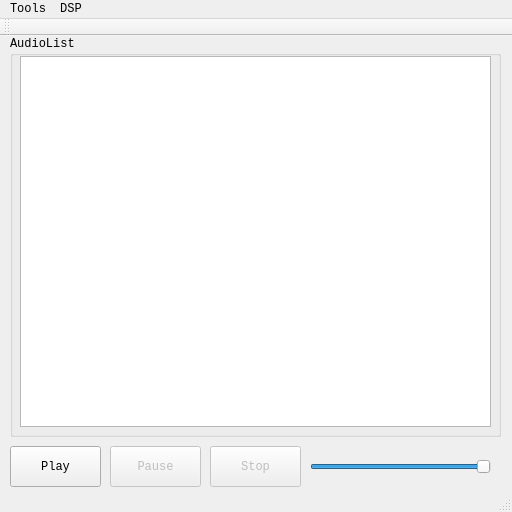
Above: ASQt/ASQt.ui from YuheiKashima/Audio before the change. Below: the same form after it.
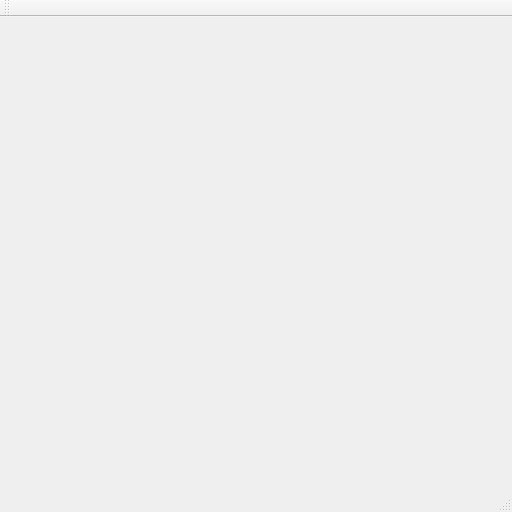
That is the form after the change.

```diff
--- a/ASQt/ASQt.ui
+++ b/ASQt/ASQt.ui
@@ -33,97 +33,15 @@
   <property name="windowTitle">
    <string>ASQt</string>
   </property>
-  <widget class="QWidget" name="m_CentralWidget">
-   <widget class="QGroupBox" name="m_GroupBox">
-    <property name="geometry">
-     <rect>
-      <x>10</x>
-      <y>0</y>
-      <width>491</width>
-      <height>401</height>
-     </rect>
-    </property>
-    <property name="title">
-     <string>AudioList</string>
-    </property>
-    <widget class="QListWidget" name="m_AudioList">
-     <property name="geometry">
-      <rect>
-       <x>10</x>
-       <y>20</y>
-       <width>471</width>
-       <height>371</height>
-      </rect>
-     </property>
-     <property name="acceptDrops">
-      <bool>false</bool>
-     </property>
-    </widget>
-   </widget>
-   <widget class="QPushButton" name="m_PlayButton">
-    <property name="geometry">
-     <rect>
-      <x>10</x>
-      <y>410</y>
-      <width>91</width>
-      <height>41</height>
-     </rect>
-    </property>
-    <property name="text">
-     <string>Play</string>
-    </property>
-   </widget>
-   <widget class="QPushButton" name="m_StopButton">
-    <property name="enabled">
-     <bool>false</bool>
-    </property>
-    <property name="geometry">
-     <rect>
-      <x>210</x>
-      <y>410</y>
-      <width>91</width>
-      <height>41</height>
-     </rect>
-    </property>
-    <property name="text">
-     <string>Stop</string>
-    </property>
-   </widget>
-   <widget class="QSlider" name="m_VolSlider">
-    <property name="geometry">
-     <rect>
-      <x>310</x>
-      <y>420</y>
-      <width>181</width>
-      <height>22</height>
-     </rect>
-    </property>
-    <property name="maximum">
-     <number>100</number>
-    </property>
-    <property name="value">
-     <number>100</number>
-    </property>
-    <property name="orientation">
-     <enum>Qt::Horizontal</enum>
-    </property>
-   </widget>
-   <widget class="QPushButton" name="m_PauseButton">
-    <property name="enabled">
-     <bool>false</bool>
-    </property>
-    <property name="geometry">
-     <rect>
-      <x>110</x>
-      <y>410</y>
-      <width>91</width>
-      <height>41</height>
-     </rect>
-    </property>
-    <property name="text">
-     <string>Pause</string>
-    </property>
-   </widget>
+  <widget class="QWidget" name="m_CentralWidget"/>
+  <widget class="QStatusBar" name="m_StatusBar"/>
+  <widget class="QToolBar" name="m_MainToolBar">
+   <attribute name="toolBarArea">
+    <enum>TopToolBarArea</enum>
+   </attribute>
+   <attribute name="toolBarBreak">
+    <bool>false</bool>
+   </attribute>
   </widget>
   <widget class="QMenuBar" name="m_MenuBar">
    <property name="geometry">
@@ -134,31 +52,7 @@
      <height>22</height>
     </rect>
    </property>
-   <widget class="QMenu" name="m_MenuTools">
-    <property name="title">
-     <string>Tools</string>
-    </property>
-    <addaction name="m_ActionPreference"/>
-   </widget>
-   <widget class="QMenu" name="m_MenuDSP">
-    <property name="title">
-     <string>DSP</string>
-    </property>
-    <addaction name="m_ActionReverb"/>
-    <addaction name="m_ActionEQ"/>
-   </widget>
-   <addaction name="m_MenuTools"/>
-   <addaction name="m_MenuDSP"/>
   </widget>
-  <widget class="QToolBar" name="m_MainToolBar">
-   <attribute name="toolBarArea">
-    <enum>TopToolBarArea</enum>
-   </attribute>
-   <attribute name="toolBarBreak">
-    <bool>false</bool>
-   </attribute>
-  </widget>
-  <widget class="QStatusBar" name="m_StatusBar"/>
   <action name="m_ActionPreference">
    <property name="text">
     <string>Preference</string>
```
